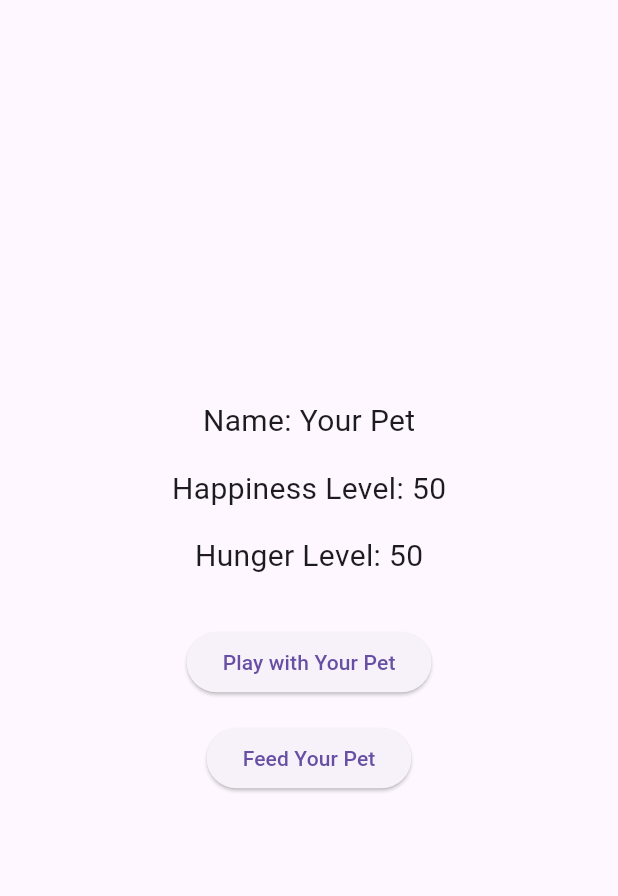
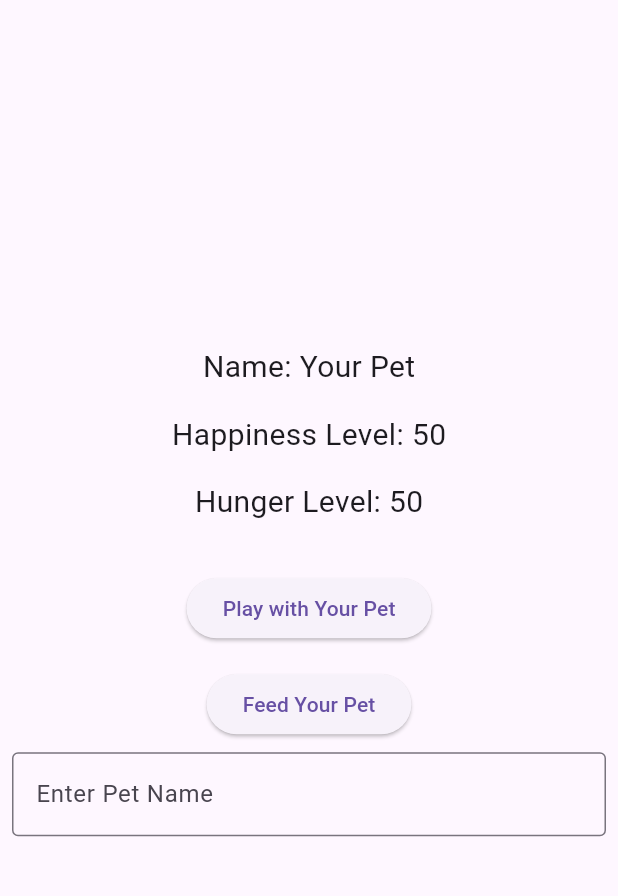
Before and after one commit to hstadler2/digital_pet_app, a Flutter app: the screen it shows after launch, on a phone screen of 412 x 824 dp, the part 63-959 px from its top. Run offline on Flutter 3.47's test engine with Material 3 defaults, Android fonts, the phone set to English and light mode, and no system bars.

Commit message:
Name Field

```diff
--- a/lib/main.dart
+++ b/lib/main.dart
@@ -15,6 +15,8 @@ class _DigitalPetAppState extends State<DigitalPetApp> {
   String petName = "Your Pet";
   int happinessLevel = 50;
   int hungerLevel = 50;
+  // Textbox for Name
+  final myController = TextEditingController();
 
   // Function to increase happiness and update hunger when playing with the pet
   void _playWithPet() {
@@ -84,6 +86,24 @@ class _DigitalPetAppState extends State<DigitalPetApp> {
               onPressed: _feedPet,
               child: Text('Feed Your Pet'),
             ),
+
+            // Text Field to enter pet name
+              Padding(
+              padding: const EdgeInsets.all(8.0),
+              child: TextField(
+                controller: myController,
+                decoration: InputDecoration(
+                  border: OutlineInputBorder(),
+                  labelText: 'Enter Pet Name',
+                ),
+                onSubmitted: (String value) {
+                  setState(() {
+                    petName = value;
+                  });
+                },
+              ),
+            ),
+
           ],
         ),
       ),
```
